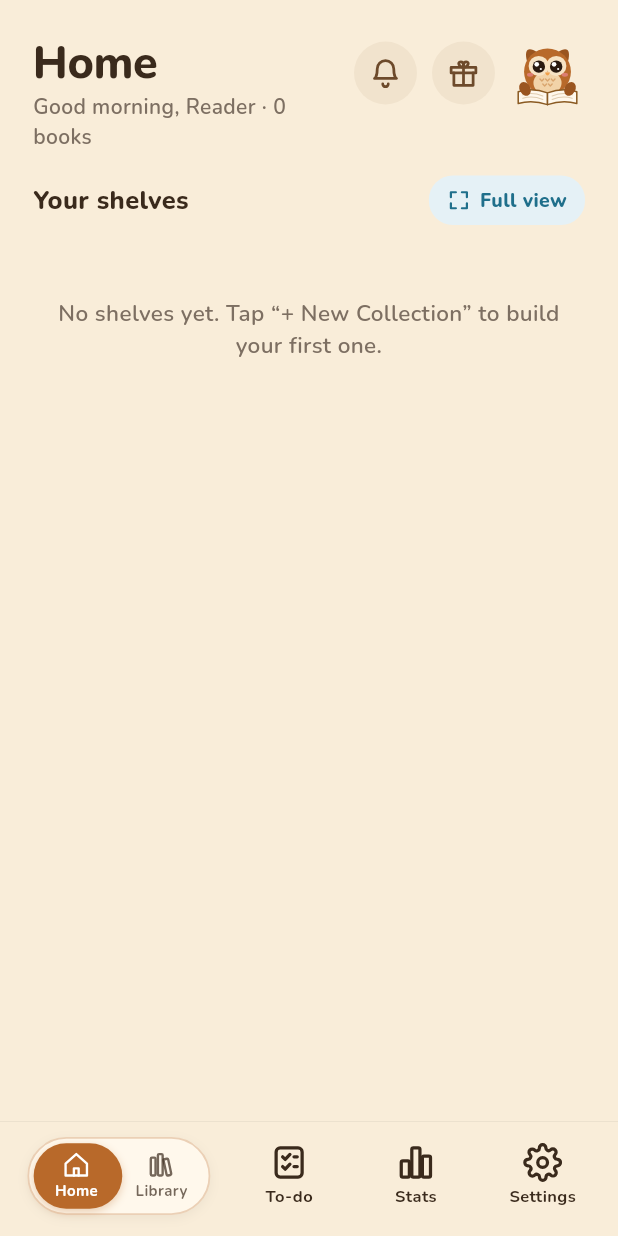
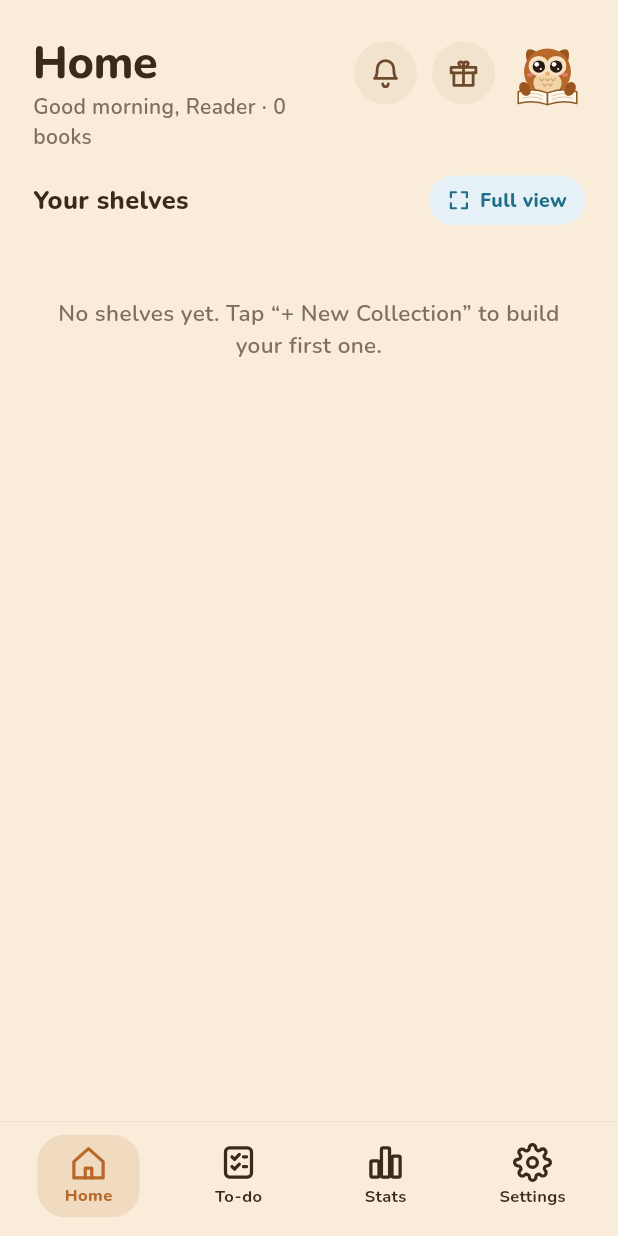
Before and after one commit to Mr-Who-Root/shelfwise, a Flutter app: the Shell screen opened directly, on a phone screen of 412 x 824 dp. Run offline on Flutter 3.47's test engine with Material 3 defaults, Android fonts, the phone set to English and light mode, and no system bars; our stand-ins replace audioplayers, file_picker, flutter_local_notifications, flutter_svg, flutter_timezone, image_picker and 3 more; missing offline and left inert: gal, mobile_scanner, pdfx; network calls fail.

Commit message:
1.5.2: movable shelf stickers, double-tap Home/Library navigation, and reading-only bookmarks

```diff
--- a/lib/screens/shell.dart
+++ b/lib/screens/shell.dart
@@ -108,7 +108,7 @@ class _NavBar extends StatelessWidget {
           child: ListenableBuilder(
             listenable: store,
             builder: (_, _) => Row(mainAxisAlignment: MainAxisAlignment.spaceAround, children: [
-              _HomeLibSlider(tab: tab, onTab: onTab),
+              _HomeLibToggleBtn(tab: tab, onTab: onTab),
               _NavBtn(Ic.todo, 'To-do', tab == 2, () => onTab(2), dot: store.dueTodos.isNotEmpty),
               _NavBtn(Ic.stats, 'Stats', tab == 3, () => onTab(3)),
               _NavBtn(Ic.settings, 'Settings', tab >= 4, () => onTab(4)),
@@ -120,133 +120,110 @@ class _NavBar extends StatelessWidget {
   }
 }
 
-class _HomeLibSlider extends StatefulWidget {
+class _HomeLibToggleBtn extends StatefulWidget {
   final int tab;
   final ValueChanged<int> onTab;
-  const _HomeLibSlider({required this.tab, required this.onTab});
+  const _HomeLibToggleBtn({required this.tab, required this.onTab});
 
   @override
-  State<_HomeLibSlider> createState() => _HomeLibSliderState();
+  State<_HomeLibToggleBtn> createState() => _HomeLibToggleBtnState();
 }
 
-class _HomeLibSliderState extends State<_HomeLibSlider> {
-  double _dragOffset = 0;
+class _HomeLibToggleBtnState extends State<_HomeLibToggleBtn> {
+  bool _down = false;
+  bool _libMode = false;
 
-  void _switchTo(int t) {
-    if (widget.tab != t) {
+  @override
+  void didUpdateWidget(_HomeLibToggleBtn old) {
+    super.didUpdateWidget(old);
+    if (widget.tab == 1 && !_libMode) {
+      _libMode = true;
+    } else if (widget.tab == 0 && _libMode) {
+      _libMode = false;
+    }
+  }
+
+  void _toggle() {
+    Buzz.pop();
+    Sfx.play('tap');
+    if (_libMode || widget.tab == 1) {
+      setState(() => _libMode = false);
+      widget.onTab(0);
+      toast('Home · Double-tap for Library');
+    } else {
+      setState(() => _libMode = true);
+      widget.onTab(1);
+      toast('Library · Double-tap for Home');
+    }
+  }
+
+  void _onSingleTap() {
     Buzz.tick();
-      Sfx.play('tap');
-      widget.onTab(t);
+    if (widget.tab != 0 && widget.tab != 1) {
+      widget.onTab(_libMode ? 1 : 0);
+    } else {
+      if (widget.tab == 0) {
+        toast('Double-tap Home to open Library');
+      } else {
+        toast('Double-tap Library to open Home');
+      }
     }
   }
 
   @override
   Widget build(BuildContext context) {
-    final isHome = widget.tab == 0;
-    final isLib = widget.tab == 1;
-    final isSelected = isHome || isLib;
+    final isLib = (widget.tab == 1) || (_libMode && widget.tab != 0);
+    final on = widget.tab == 0 || widget.tab == 1;
+    final color = on ? C.brown : C.ink;
+    final icon = isLib ? Ic.library : Ic.home;
+    final label = isLib ? 'Library' : 'Home';
 
     return Semantics(
       button: true,
-      label: isLib ? 'Library (Slide right for Home)' : 'Home (Slide left for Library)',
+      selected: on,
+      label: '$label (Double-tap to switch)',
       child: GestureDetector(
         behavior: HitTestBehavior.opaque,
-        onHorizontalDragStart: (_) => _dragOffset = 0,
-        onHorizontalDragUpdate: (details) {
-          _dragOffset += details.primaryDelta ?? 0;
-          if (_dragOffset < -24) {
-            _switchTo(1);
-            _dragOffset = 0;
-          } else if (_dragOffset > 24) {
-            _switchTo(0);
-            _dragOffset = 0;
-          }
-        },
-        onHorizontalDragEnd: (details) {
-          final vx = details.primaryVelocity ?? 0;
-          if (vx < -150) {
-            _switchTo(1);
-          } else if (vx > 150) {
-            _switchTo(0);
-          }
-          _dragOffset = 0;
-        },
-        onTap: () {
-          _switchTo(isHome ? 1 : 0);
-        },
-        child: Container(
-          width: 122,
-          height: 52,
-          padding: const EdgeInsets.all(3),
+        onTapDown: (_) => setState(() => _down = true),
+        onTapCancel: () => setState(() => _down = false),
+        onTapUp: (_) => setState(() => _down = false),
+        onTap: _onSingleTap,
+        onDoubleTap: _toggle,
+        child: AnimatedScale(
+          scale: _down ? .92 : 1,
+          duration: const Duration(milliseconds: 120),
+          child: AnimatedContainer(
+            duration: const Duration(milliseconds: 250),
+            curve: ease,
+            width: 68,
+            padding: const EdgeInsets.symmetric(vertical: 6),
             decoration: BoxDecoration(
-            color: isSelected ? C.card : Colors.transparent,
-            borderRadius: BorderRadius.circular(26),
-            border: Border.all(
-              color: isSelected ? C.brown.withValues(alpha: .28) : C.line.withValues(alpha: .5),
-              width: 1.2,
+              color: on ? const Color.fromRGBO(184, 105, 42, .14) : Colors.transparent,
+              borderRadius: BorderRadius.circular(18),
             ),
-            boxShadow: isSelected
-                ? [
-                    BoxShadow(
-                      color: const Color.fromRGBO(0, 0, 0, .05),
-                      offset: const Offset(0, 2),
-                      blurRadius: 6,
+            child: Column(
+              mainAxisSize: MainAxisSize.min,
+              children: [
+                AnimatedSwitcher(
+                  duration: const Duration(milliseconds: 280),
+                  transitionBuilder: (child, anim) => RotationTransition(
+                    turns: Tween<double>(begin: 0.85, end: 1.0).animate(anim),
+                    child: FadeTransition(opacity: anim, child: ScaleTransition(scale: anim, child: child)),
                   ),
-                  ]
-                : null,
-          ),
-          child: Stack(
-            children: [
-              AnimatedAlign(
-                duration: const Duration(milliseconds: 240),
-                curve: ease,
-                alignment: isLib ? Alignment.centerRight : Alignment.centerLeft,
-                child: FractionallySizedBox(
-                  widthFactor: 0.52,
-                  heightFactor: 1.0,
-                  child: Container(
-                    decoration: BoxDecoration(
-                      color: isSelected ? C.brown : const Color.fromRGBO(184, 105, 42, .14),
-                      borderRadius: BorderRadius.circular(22),
-                      boxShadow: isSelected
-                          ? [
-                              BoxShadow(
-                                color: C.brown.withValues(alpha: .3),
-                                offset: const Offset(0, 2),
-                                blurRadius: 4,
-                              ),
-                            ]
-                          : null,
+                  child: SvgIcon(
+                    icon,
+                    key: ValueKey(icon),
+                    color: color,
+                    size: 26,
                   ),
                 ),
-                ),
-              ),
-              Row(
-                children: [
-                  Expanded(
-                    child: GestureDetector(
-                      behavior: HitTestBehavior.opaque,
-                      onTap: () => _switchTo(0),
-                      child: Center(
-                        child: Column(
-                          mainAxisAlignment: MainAxisAlignment.center,
-                          children: [
-                            SvgIcon(
-                              Ic.home,
-                              color: isHome
-                                  ? Colors.white
-                                  : (isSelected ? C.ink.withValues(alpha: .7) : C.ink),
-                              size: 19,
-                            ),
                 const SizedBox(height: 1),
-                            Text(
-                              'Home',
-                              style: nu(
-                                10,
-                                FontWeight.w700,
-                                isHome
-                                    ? Colors.white
-                                    : (isSelected ? C.ink.withValues(alpha: .7) : C.ink),
+                AnimatedSwitcher(
+                  duration: const Duration(milliseconds: 220),
+                  child: Text(
+                    label,
+                    key: ValueKey(label),
+                    style: nu(11, on ? FontWeight.w800 : FontWeight.w600, color),
                   ),
                 ),
               ],
@@ -254,46 +231,10 @@ class _HomeLibSliderState extends State<_HomeLibSlider> {
           ),
         ),
       ),
-                  Expanded(
-                    child: GestureDetector(
-                      behavior: HitTestBehavior.opaque,
-                      onTap: () => _switchTo(1),
-                      child: Center(
-                        child: Column(
-                          mainAxisAlignment: MainAxisAlignment.center,
-                          children: [
-                            SvgIcon(
-                              Ic.library,
-                              color: isLib
-                                  ? Colors.white
-                                  : (isSelected ? C.ink.withValues(alpha: .7) : C.ink),
-                              size: 19,
-                            ),
-                            const SizedBox(height: 1),
-                            Text(
-                              'Library',
-                              style: nu(
-                                10,
-                                FontWeight.w700,
-                                isLib
-                                    ? Colors.white
-                                    : (isSelected ? C.ink.withValues(alpha: .7) : C.ink),
-                              ),
-                            ),
-                          ],
-                        ),
-                      ),
-                    ),
-                  ),
-                ],
-              ),
-            ],
-          ),
-        ),
-      ),
     );
   }
 }
+
 
 class _NavBtn extends StatefulWidget {
   final String icon, label;
--- a/lib/version.dart
+++ b/lib/version.dart
@@ -1,3 +1,3 @@
-const appVersion = '1.5.1';
+const appVersion = '1.5.2';
 const siteUrl = 'https://mr-who-root.github.io/shelfwise/';
 const repoUrl = 'https://github.com/RajkumarPadmanabhan/shelfwise.apk';
--- a/pubspec.yaml
+++ b/pubspec.yaml
@@ -16,7 +16,7 @@ publish_to: 'none' # Remove this line if you wish to publish to pub.dev
 # https://developer.apple.com/library/archive/documentation/General/Reference/InfoPlistKeyReference/Articles/CoreFoundationKeys.html
 # In Windows, build-name is used as the major, minor, and patch parts
 # of the product and file versions while build-number is used as the build suffix.
-version: 1.5.1+8
+version: 1.5.2+9
 
 environment:
   sdk: ^3.13.0
```
Also changed, not shown: lib/data/store.dart (+11 -0 lines), lib/widgets/book_cover.dart (+4 -4 lines), lib/widgets/shelf.dart (+89 -11 lines), 2 other files. Lines whose indentation alone changed are shown as unchanged.
